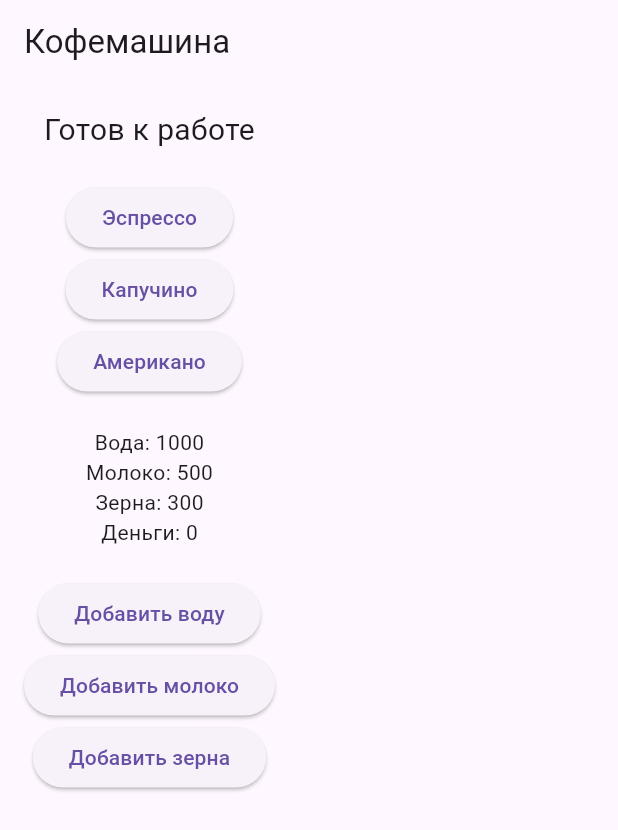
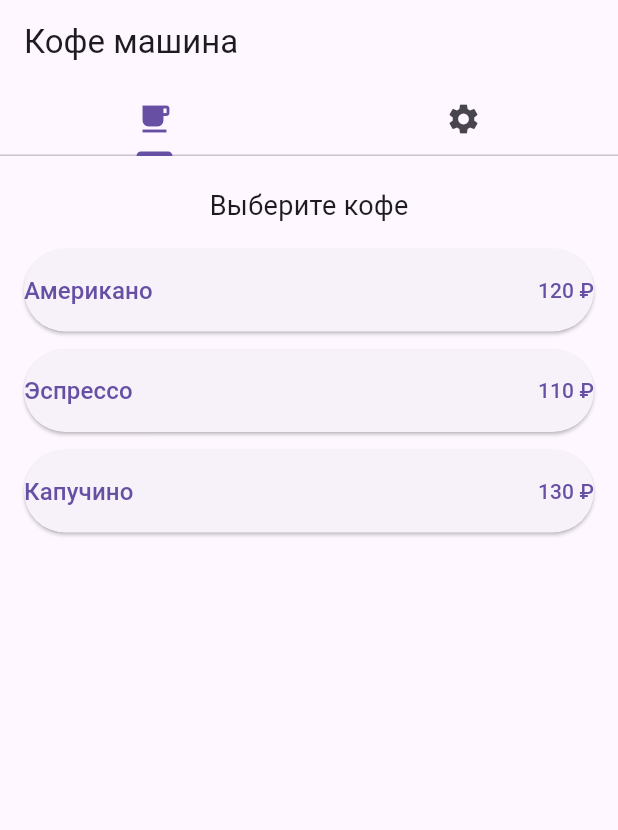
Before and after one commit to Prolesk/PI2303_Proleskovskiy, a Flutter app: the screen it shows after launch, on a phone screen of 412 x 824 dp. Shown: the top 830 px of the screen. Run offline on Flutter 3.47's test engine with Material 3 defaults, Android fonts, the phone set to English and light mode, and no system bars.

Commit message:
Налажена работа ui

```diff
--- a/myapp/lib/classes/Machine.dart
+++ b/myapp/lib/classes/Machine.dart
@@ -1,9 +1,7 @@
-import 'dart:async';
 import 'AsyncMethods.dart';
 import 'Enums.dart';
 import 'Coffee.dart';
 import 'Recourses.dart';
-
 
 class Machine {
   int water;
@@ -18,12 +16,8 @@ class Machine {
     this.cash = 0,
   });
 
-
-
   bool _isEnough(Recourses r) {
-    return water >= r.water &&
-        milk >= r.milk &&
-        coffeeBeans >= r.coffeeBeans;
+    return water >= r.water && milk >= r.milk && coffeeBeans >= r.coffeeBeans;
   }
 
   void _subtract(Recourses r) {
@@ -32,51 +26,42 @@ class Machine {
     coffeeBeans -= r.coffeeBeans;
   }
 
-Future<void> makeCoffee(CoffeeType type) async {
+  Future<void> makeCoffee(
+    CoffeeType type, {
+    required Function(String) onUpdate,
+  }) async {
     Coffee coffee = Coffee.create(type);
     Recourses r = coffee.getRecourses();
 
     if (!_isEnough(r)) {
-    print("Недостаточно ресурсов!");
+      onUpdate("Недостаточно ресурсов!");
       return;
     }
 
-  print("\n=== Готовим ${coffee.getName()} ===");
-
+    onUpdate("Нагрев воды...");
     await AsyncMethods.heatWater();
 
     if (r.milk > 0) {
+      onUpdate("Заваривание кофе...");
       await AsyncMethods.brewCoffee();
+
+      onUpdate("Взбивание молока...");
       await AsyncMethods.frothMilk();
+
+      onUpdate("Смешивание...");
       await AsyncMethods.mixCoffee();
     } else {
+      onUpdate("Заваривание кофе...");
       await AsyncMethods.brewCoffee();
     }
 
     _subtract(r);
-
     cash += coffee.getPrice();
 
-  print("${coffee.getName()} готов");
-  print("Цена: ${coffee.getPrice()}");
-
-  print("=== Готово === \n");
-
+    onUpdate("${coffee.getName()} готов ☕");
   }
-
-
-
 
   void addWater(int amount) => water += amount;
   void addMilk(int amount) => milk += amount;
   void addCoffeeBeans(int amount) => coffeeBeans += amount;
-
-  void showStatus() {
-    print("\n--- СОСТОЯНИЕ ---");
-    print("Вода: $water");
-    print("Молоко: $milk");
-    print("Зерна: $coffeeBeans");
-    print("Деньги: $cash");
-    print("-----------------\n");
 }
-}
--- a/myapp/lib/main.dart
+++ b/myapp/lib/main.dart
@@ -1,5 +1,5 @@
 import 'package:flutter/material.dart';
-import 'screens/home_screen.dart';
+import 'package:myapp/screens/main_screen.dart';
 
 void main() {
   runApp(MyApp());
@@ -10,9 +10,6 @@ class MyApp extends StatelessWidget {
 
   @override
   Widget build(BuildContext context) {
-    return MaterialApp(
-      title: 'Coffee Machine',
-      home: HomeScreen(),
-    );
+    return MaterialApp(title: 'Кофе машина', home: MainScreen());
   }
 }
--- /dev/null
+++ b/myapp/lib/screens/coffee_tab.dart
@@ -0,0 +1,86 @@
+import 'package:flutter/material.dart';
+import '../classes/Machine.dart';
+import '../classes/Enums.dart';
+import '../classes/Coffee.dart';
+
+class CoffeeTab extends StatefulWidget {
+  final Machine machine;
+  final VoidCallback update;
+
+  CoffeeTab(this.machine, this.update);
+
+  @override
+  _CoffeeTabState createState() => _CoffeeTabState();
+}
+
+class _CoffeeTabState extends State<CoffeeTab>
+    with AutomaticKeepAliveClientMixin {
+  bool isCooking = false;
+
+  @override
+  bool get wantKeepAlive => true;
+
+  Future<void> makeCoffee(CoffeeType type) async {
+    if (isCooking) return;
+
+    setState(() => isCooking = true);
+
+    await widget.machine.makeCoffee(
+      type,
+      onUpdate: (msg) {
+        ScaffoldMessenger.of(
+          context,
+        ).showSnackBar(SnackBar(content: Text(msg)));
+      },
+    );
+
+    widget.update();
+    setState(() => isCooking = false);
+  }
+
+  Widget coffeeButton(CoffeeType type) {
+    final coffee = Coffee.create(type);
+
+    return Padding(
+      padding: const EdgeInsets.symmetric(vertical: 6, horizontal: 16),
+      child: ElevatedButton(
+        style: ElevatedButton.styleFrom(
+          padding: EdgeInsets.symmetric(vertical: 16),
+        ),
+        onPressed: isCooking ? null : () => makeCoffee(type),
+        child: Row(
+          mainAxisAlignment: MainAxisAlignment.spaceBetween,
+          children: [
+            Text(coffee.getName(), style: TextStyle(fontSize: 16)),
+            Text("${coffee.getPrice()} ₽"),
+          ],
+        ),
+      ),
+    );
+  }
+
+  @override
+  Widget build(BuildContext context) {
+    super.build(context);
+
+    return Column(
+      children: [
+        SizedBox(height: 20),
+
+        Text("Выберите кофе", style: TextStyle(fontSize: 18)),
+
+        SizedBox(height: 10),
+
+        coffeeButton(CoffeeType.americano),
+        coffeeButton(CoffeeType.espresso),
+        coffeeButton(CoffeeType.cappuccino),
+
+        if (isCooking)
+          Padding(
+            padding: const EdgeInsets.all(12),
+            child: CircularProgressIndicator(),
+          ),
+      ],
+    );
+  }
+}
--- a/myapp/lib/screens/home_screen.dart
+++ /dev/null
@@ -1,108 +0,0 @@
-import 'package:flutter/material.dart';
-import '../classes/Machine.dart';
-import '../classes/Enums.dart';
-
-class HomeScreen extends StatefulWidget {
-  @override
-  _HomeScreenState createState() => _HomeScreenState();
-}
-
-class _HomeScreenState extends State<HomeScreen> {
-  Machine machine = Machine();
-
-  bool isLoading = false;
-  String status = "Готов к работе";
-
-  Future<void> makeCoffee(CoffeeType type) async {
-    setState(() {
-      isLoading = true;
-      status = "Готовим...";
-    });
-
-    await machine.makeCoffee(type);
-
-    setState(() {
-      isLoading = false;
-      status = "Готово ☕";
-    });
-  }
-
-  void updateUI() {
-    setState(() {});
-  }
-
-  @override
-  Widget build(BuildContext context) {
-    return Scaffold(
-      appBar: AppBar(
-        title: Text("Кофемашина"),
-      ),
-      body: Padding(
-        padding: EdgeInsets.all(16),
-        child: Column(
-          children: [
-            // статус
-            Text(status, style: TextStyle(fontSize: 20)),
-
-            SizedBox(height: 20),
-
-            // кнопки кофе
-            ElevatedButton(
-              onPressed: isLoading ? null : () => makeCoffee(CoffeeType.espresso),
-              child: Text("Эспрессо"),
-            ),
-
-            ElevatedButton(
-              onPressed: isLoading ? null : () => makeCoffee(CoffeeType.cappuccino),
-              child: Text("Капучино"),
-            ),
-
-            ElevatedButton(
-              onPressed: isLoading ? null : () => makeCoffee(CoffeeType.americano),
-              child: Text("Американо"),
-            ),
-
-            SizedBox(height: 20),
-
-            // ресурсы
-            Text("Вода: ${machine.water}"),
-            Text("Молоко: ${machine.milk}"),
-            Text("Зерна: ${machine.coffeeBeans}"),
-            Text("Деньги: ${machine.cash}"),
-
-            SizedBox(height: 20),
-
-            // пополнение
-            ElevatedButton(
-              onPressed: () {
-                machine.addWater(200);
-                updateUI();
-              },
-              child: Text("Добавить воду"),
-            ),
-
-            ElevatedButton(
-              onPressed: () {
-                machine.addMilk(100);
-                updateUI();
-              },
-              child: Text("Добавить молоко"),
-            ),
-
-            ElevatedButton(
-              onPressed: () {
-                machine.addCoffeeBeans(100);
-                updateUI();
-              },
-              child: Text("Добавить зерна"),
-            ),
-
-            SizedBox(height: 20),
-
-            if (isLoading) CircularProgressIndicator(),
-          ],
-        ),
-      ),
-    );
-  }
-}
--- a/myapp/lib/screens/main_screen.dart
+++ b/myapp/lib/screens/main_screen.dart
@@ -0,0 +1,38 @@
+import 'package:flutter/material.dart';
+import '../classes/Machine.dart';
+import 'coffee_tab.dart';
+import 'resources_tab.dart';
+
+class MainScreen extends StatefulWidget {
+  @override
+  _MainScreenState createState() => _MainScreenState();
+}
+
+class _MainScreenState extends State<MainScreen> {
+  final Machine machine = Machine();
+
+  void update() {
+    setState(() {});
+  }
+
+  @override
+  Widget build(BuildContext context) {
+    return DefaultTabController(
+      length: 2,
+      child: Scaffold(
+        appBar: AppBar(
+          title: Text("Кофе машина"),
+          bottom: TabBar(
+            tabs: [
+              Tab(icon: Icon(Icons.local_cafe)),
+              Tab(icon: Icon(Icons.settings)),
+            ],
+          ),
+        ),
+        body: TabBarView(
+          children: [CoffeeTab(machine, update), ResourcesTab(machine, update)],
+        ),
+      ),
+    );
+  }
+}
```
Also changed, not shown: myapp/lib/screens/resources_tab.dart (added, +42 -0 lines), myapp/lib/widgets/control_panel.dart (added, +74 -0 lines), myapp/lib/widgets/display.dart (added, +38 -0 lines), myapp/lib/screens/cofee_tab.dart (deleted), myapp/pubspec.lock. Lines whose indentation alone changed are shown as unchanged.
